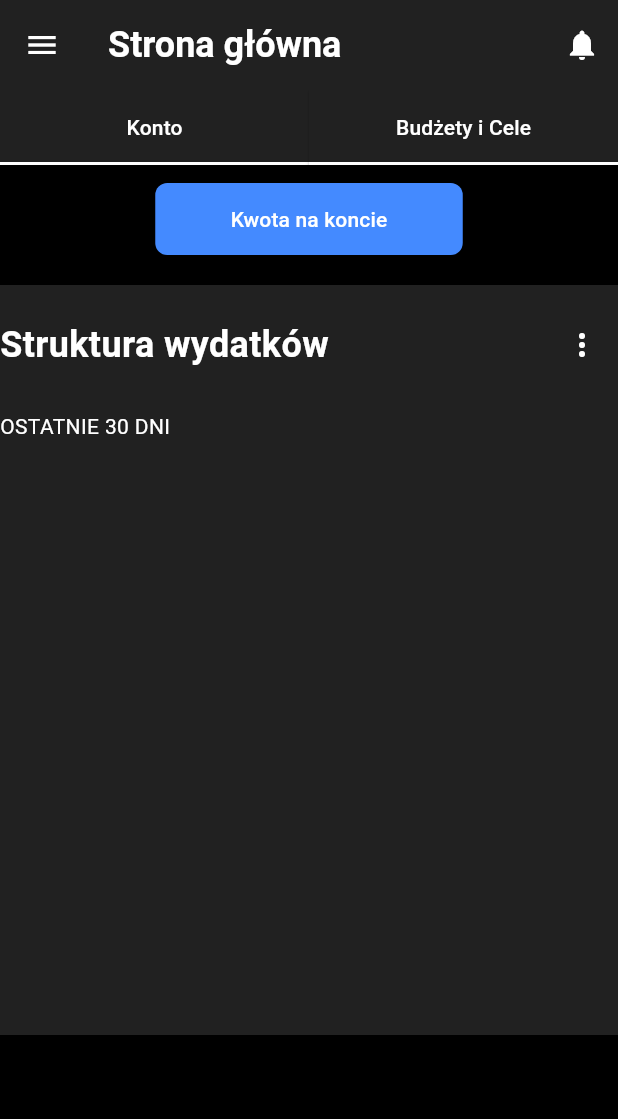
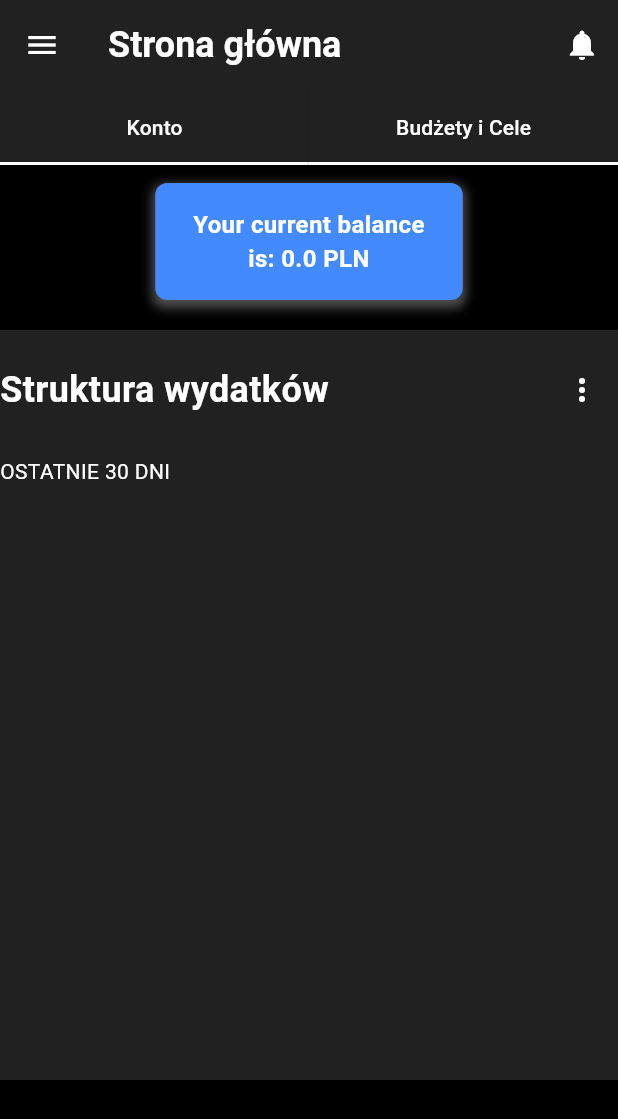
Before and after one commit to ZPatryk/MyWallet, a Flutter app: the screen it shows after launch, on a phone screen of 412 x 824 dp. Shown: the top 1119 px of the screen. Run offline on Flutter 3.47's test engine with Material 3 defaults, Android fonts, the phone set to English and light mode, and no system bars.

Commit message:
dodanie wartoci ktora sie wyswietla

```diff
--- a/lib/main.dart
+++ b/lib/main.dart
@@ -11,9 +11,9 @@ class MyApp extends StatelessWidget {
   // This widget is the root of your application.
   @override
   Widget build(BuildContext context) {
-    return MaterialApp(
+    return const MaterialApp(
       title: 'Flutter Demo',
-      home: const MyHomePage(title: 'Flutter Demo Home Page'),
+      home: MyHomePage(title: 'Flutter Demo Home Page', balance: 0,),
     );
   }
 }
--- a/lib/screens/account.dart
+++ b/lib/screens/account.dart
@@ -1,7 +1,6 @@
 import 'package:flutter/cupertino.dart';
 import 'package:flutter/material.dart';
 import 'package:wallet/screens/data.dart';
-import 'package:wallet/screens/my_home_page.dart';
 import 'package:wallet/utils/text_stykes.dart';
 
 class MyAccount extends StatefulWidget {
--- a/lib/screens/my_home_page.dart
+++ b/lib/screens/my_home_page.dart
@@ -1,16 +1,22 @@
 import 'package:flutter/cupertino.dart';
 import 'package:flutter/material.dart';
 import 'package:wallet/screens/account.dart';
+import 'package:wallet/screens/data.dart';
 import 'package:wallet/utils/text_stykes.dart';
 
 class MyHomePage extends StatefulWidget {
-  const MyHomePage({super.key, required String title}); // Zmienna title jest nieużywana
+  final double balance;
+
+  final dynamic title;
+
+  const MyHomePage({Key? key, required this.title, required this.balance}) : super(key: key); // Zmienna title jest nieużywana
 
   @override
   State<MyHomePage> createState() => _MyHomePageState();
 }
 
 class _MyHomePageState extends State<MyHomePage> {
+
   @override
   Widget build(BuildContext context) {
     return Scaffold(
@@ -57,7 +63,8 @@ class _MyHomePageState extends State<MyHomePage> {
                         ElevatedButton(
                           style: ElevatedButton.styleFrom(
                             minimumSize: Size(double.infinity, 50),
-                            backgroundColor: Colors.grey[900], // Kolor przycisku
+                            backgroundColor: Colors.grey[900],
+                            // Kolor przycisku
                             shape: const RoundedRectangleBorder(
                               borderRadius: BorderRadius.zero,
                             ),
@@ -96,7 +103,8 @@ class _MyHomePageState extends State<MyHomePage> {
                         ElevatedButton(
                           style: ElevatedButton.styleFrom(
                             minimumSize: Size(double.infinity, 50),
-                            backgroundColor: Colors.grey[900], // Kolor przycisku
+                            backgroundColor: Colors.grey[900],
+                            // Kolor przycisku
                             shape: const RoundedRectangleBorder(
                               borderRadius: BorderRadius.zero,
                             ),
@@ -105,7 +113,7 @@ class _MyHomePageState extends State<MyHomePage> {
                             Navigator.push(
                               context,
                               MaterialPageRoute(
-                                builder: (context) => MyHomePage(title: ''),
+                                builder: (context) => const Data(),
                               ),
                             );
                           },
@@ -134,26 +142,33 @@ class _MyHomePageState extends State<MyHomePage> {
             ),
 
             Container(
-              width: 205, // Szerokość przycisku
-              height: 48,
-              child: ElevatedButton(
-                style: ElevatedButton.styleFrom(
-                  backgroundColor: Colors.blueAccent, // Kolor przycisku
-                  shape: const RoundedRectangleBorder(
-                    borderRadius: BorderRadius.all(Radius.circular(8.0)),
+              width: 205,
+              // Szerokość etykiety
+              padding: EdgeInsets.all(16),
+              // Dodanie paddingu dla lepszej czytelności
+              decoration: BoxDecoration(
+                color: Colors.blueAccent,
+                // Tło etykiety
+                borderRadius: BorderRadius.all(Radius.circular(8.0)),
+                // Zaokrąglenie narożników
+                boxShadow: [
+                  BoxShadow(
+                    color: Colors.grey.withOpacity(0.5),
+                    // Cień dla efektu głębi
+                    spreadRadius: 2,
+                    blurRadius: 5,
+                    offset: Offset(0, 3), // Przesunięcie cienia
                   ),
-                ),
-                onPressed: () {
-                  Navigator.push(
-                    context,
-                    MaterialPageRoute(
-                      builder: (context) => MyHomePage(title: ''),
-                    ),
-                  );
-                },
-                child: Text(
-                  'Kwota na koncie',
-                  style: TextStyles.body,
+                ],
+              ),
+              child: Text(
+                'Your current balance is: ${widget.balance} PLN', // Użyj widget.balance
+                // Tekst etykiety
+                textAlign: TextAlign.center, // Wyśrodkowanie tekstu
+                style: TextStyle(
+                  fontSize: 16, // Rozmiar czcionki
+                  fontWeight: FontWeight.bold, // Pogrubienie tekstu
+                  color: Colors.white, // Kolor tekstu dla kontrastu
                 ),
               ),
             ),
@@ -163,14 +178,19 @@ class _MyHomePageState extends State<MyHomePage> {
             // Nowy widget na wykres
             Container(
               width: double.infinity,
-              height: 500, // Wysokość widgetu
-              color: Colors.grey[900], // Kolor tła jako placeholder
-              padding: EdgeInsets.only(top: 16), // Opcjonalnie, odstęp od góry
+              height: 500,
+              // Wysokość widgetu
+              color: Colors.grey[900],
+              // Kolor tła jako placeholder
+              padding: EdgeInsets.only(top: 16),
+              // Opcjonalnie, odstęp od góry
               child: Column(
-                crossAxisAlignment: CrossAxisAlignment.stretch, // Ustawienie elementów na całą szerokość
+                crossAxisAlignment: CrossAxisAlignment.stretch,
+                // Ustawienie elementów na całą szerokość
                 children: [
                   Row(
-                    mainAxisAlignment: MainAxisAlignment.spaceBetween, // Rozłożenie tekstu i ikony
+                    mainAxisAlignment: MainAxisAlignment.spaceBetween,
+                    // Rozłożenie tekstu i ikony
                     children: [
                       Text(
                         'Struktura wydatków',
```
Also changed, not shown: lib/screens/data.dart (+16 -8 lines).
